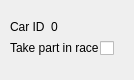
Before: the Qt Designer form CARS/racegroupbox.ui in projectCARS/CARS2014-GIT, drawn with Qt 5.
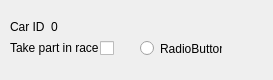
After: the same form once the commit is applied.

The edit to the form file:
```diff
--- a/CARS/racegroupbox.ui
+++ b/CARS/racegroupbox.ui
@@ -6,7 +6,7 @@
    <rect>
     <x>0</x>
     <y>0</y>
-    <width>134</width>
+    <width>273</width>
     <height>80</height>
    </rect>
   </property>
@@ -77,6 +77,19 @@
     <string/>
    </property>
   </widget>
+  <widget class="QRadioButton" name="radioButton">
+   <property name="geometry">
+    <rect>
+     <x>140</x>
+     <y>40</y>
+     <width>82</width>
+     <height>17</height>
+    </rect>
+   </property>
+   <property name="text">
+    <string>RadioButton</string>
+   </property>
+  </widget>
  </widget>
  <resources/>
  <connections/>
```
Left out of the diff: 2 changed lines with no effect on the pictures.
